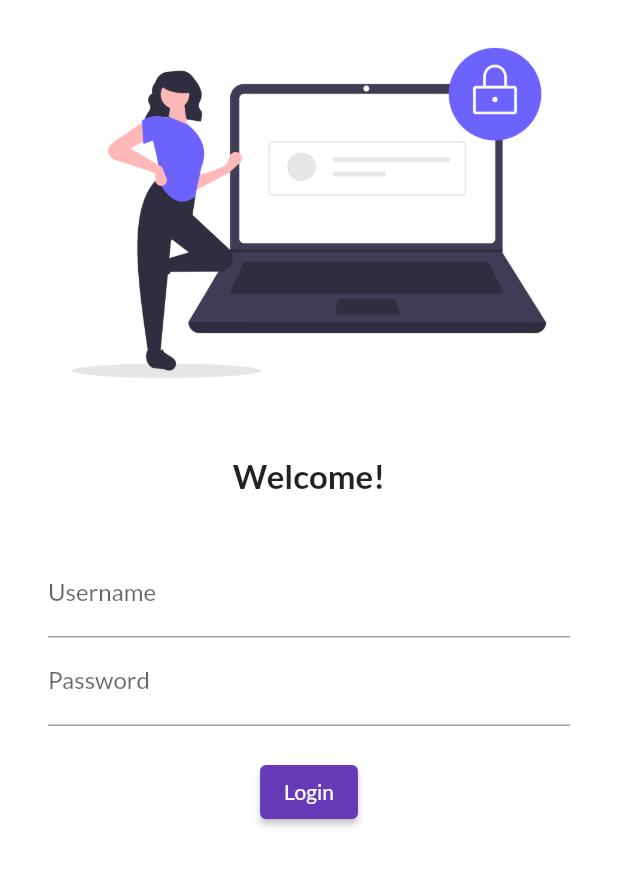
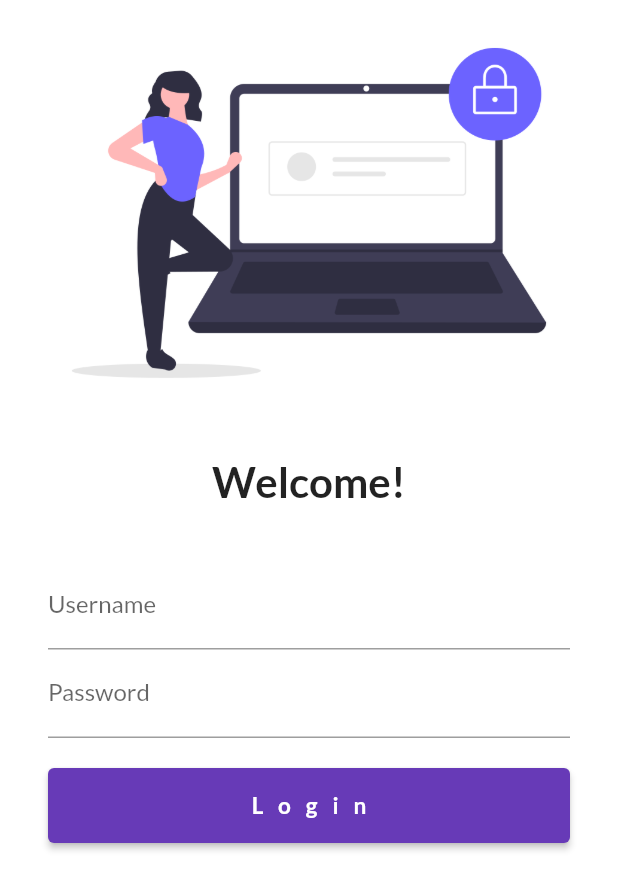
Before and after one commit to vlakhara/Flutter-Catalog-Demo, a Flutter app: the screen it shows after launch, on a phone screen of 412 x 824 dp. Shown: the top 890 px of the screen. Run offline on Flutter 3.47's test engine with Material 2 defaults, Android fonts, the phone set to English and light mode, and no system bars; our stand-ins replace google_fonts.

Commit message:
Third completed

```diff
--- a/lib/main.dart
+++ b/lib/main.dart
@@ -1,6 +1,7 @@
 import 'package:flutter/material.dart';
 import 'package:flutter_f1/pages/HomePage.dart';
 import 'package:flutter_f1/pages/LoginPage.dart';
+import 'package:flutter_f1/utils/routes.dart';
 import 'package:google_fonts/google_fonts.dart';
 
 void main() {
@@ -17,12 +18,13 @@ class myApp extends StatelessWidget {
         primarySwatch: Colors.deepPurple,
         fontFamily: GoogleFonts.lato().fontFamily,
       ),
+      debugShowCheckedModeBanner: false,
       darkTheme: ThemeData(brightness: Brightness.dark),
       initialRoute: "/",
       routes: {
         "/": (context) => LoginPage(),
-        "/HomePage": (context) => HomePage(),
-        "/LoginPage": (context) => LoginPage(),
+        MyRoutes.homeRoute: (context) => HomePage(),
+        MyRoutes.loginRoute: (context) => LoginPage(),
       },
     );
   }
--- a/lib/pages/LoginPage.dart
+++ b/lib/pages/LoginPage.dart
@@ -1,11 +1,14 @@
 import 'package:flutter/material.dart';
-import 'package:flutter_f1/pages/HomePage.dart';
+import 'package:flutter_f1/utils/routes.dart';
 
 class LoginPage extends StatelessWidget {
+  int n = 1;
+
   @override
   Widget build(BuildContext context) {
     return Material(
         color: Colors.white,
+        child: SingleChildScrollView(
           child: Column(
             children: [
               Image.asset(
@@ -18,7 +21,7 @@ class LoginPage extends StatelessWidget {
               Text(
                 "Welcome!",
                 style: TextStyle(
-                fontSize: 22,
+                  fontSize: 28,
                   fontWeight: FontWeight.bold,
                 ),
               ),
@@ -26,7 +29,8 @@ class LoginPage extends StatelessWidget {
                 height: 20.0,
               ),
               Padding(
-              padding: const EdgeInsets.symmetric(vertical: 16, horizontal: 32),
+                padding:
+                    const EdgeInsets.symmetric(vertical: 16, horizontal: 32),
                 child: Column(
                   children: [
                     TextFormField(
@@ -44,16 +48,25 @@ class LoginPage extends StatelessWidget {
                       height: 20,
                     ),
                     ElevatedButton(
-                    child: Text("Login"),
-                    style: TextButton.styleFrom(),
+                      child: Center(
+                        child: Text(
+                          "Login",
+                          style: TextStyle(
+                              fontSize: 15,
+                              letterSpacing: 10,
+                              fontWeight: FontWeight.bold),
+                        ),
+                      ),
+                      style: TextButton.styleFrom(minimumSize: Size(100, 50)),
                       onPressed: () {
-                      print("Vipul Lakhara");
+                        Navigator.pushNamed(context, MyRoutes.homeRoute);
                       },
-                  )
+                    ),
                   ],
                 ),
               )
             ],
+          ),
         ));
   }
 }
--- /dev/null
+++ b/lib/utils/routes.dart
@@ -0,0 +1,4 @@
+class MyRoutes {
+  static String loginRoute = "/LoginPage";
+  static String homeRoute = "/HomePage";
+}
```
Lines whose indentation alone changed are shown as unchanged.
